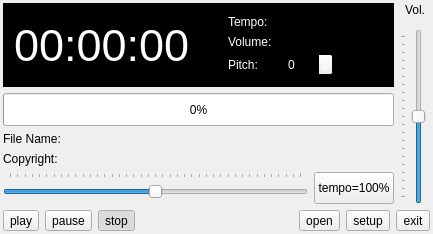
The window that utils/guiplayer/guiplayer.ui (pedrolcl/drumstick) describes before a commit, drawn with Qt 5.
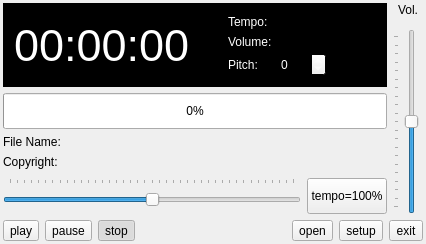
The same window after the commit. Icons and pictures are not drawn.

What changed in the file:
```diff
--- a/utils/guiplayer/guiplayer.ui
+++ b/utils/guiplayer/guiplayer.ui
@@ -6,8 +6,8 @@
    <rect>
     <x>0</x>
     <y>0</y>
-    <width>433</width>
-    <height>234</height>
+    <width>425</width>
+    <height>244</height>
    </rect>
   </property>
   <property name="acceptDrops">
@@ -439,6 +439,9 @@
        <property name="autoExclusive">
         <bool>true</bool>
        </property>
+       <property name="toolButtonStyle">
+        <enum>Qt::ToolButtonTextUnderIcon</enum>
+       </property>
       </widget>
      </item>
      <item>
@@ -459,6 +462,9 @@
        <property name="autoExclusive">
         <bool>true</bool>
        </property>
+       <property name="toolButtonStyle">
+        <enum>Qt::ToolButtonTextUnderIcon</enum>
+       </property>
       </widget>
      </item>
      <item>
@@ -482,6 +488,9 @@
        <property name="autoExclusive">
         <bool>true</bool>
        </property>
+       <property name="toolButtonStyle">
+        <enum>Qt::ToolButtonTextUnderIcon</enum>
+       </property>
       </widget>
      </item>
      <item>
@@ -509,6 +518,9 @@
         <iconset resource="guiplayer.qrc">
          <normaloff>:/resources/open.png</normaloff>:/resources/open.png</iconset>
        </property>
+       <property name="toolButtonStyle">
+        <enum>Qt::ToolButtonTextUnderIcon</enum>
+       </property>
       </widget>
      </item>
      <item>
@@ -523,6 +535,9 @@
         <iconset resource="guiplayer.qrc">
          <normaloff>:/resources/setup.png</normaloff>:/resources/setup.png</iconset>
        </property>
+       <property name="toolButtonStyle">
+        <enum>Qt::ToolButtonTextUnderIcon</enum>
+       </property>
       </widget>
      </item>
      <item>
@@ -537,6 +552,9 @@
         <iconset resource="guiplayer.qrc">
          <normaloff>:/resources/quit.png</normaloff>:/resources/quit.png</iconset>
        </property>
+       <property name="toolButtonStyle">
+        <enum>Qt::ToolButtonTextUnderIcon</enum>
+       </property>
       </widget>
      </item>
     </layout>
```
